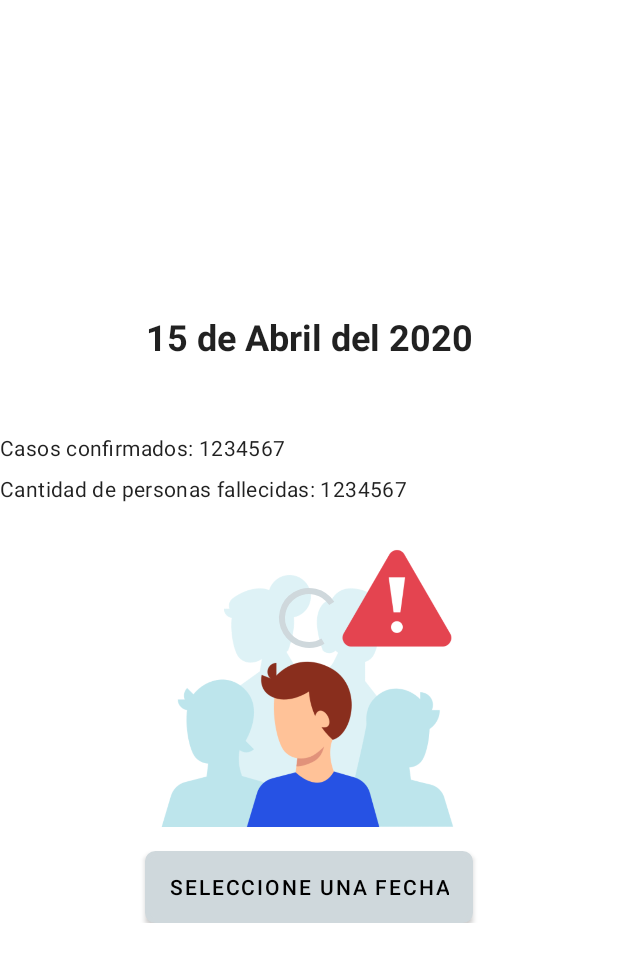
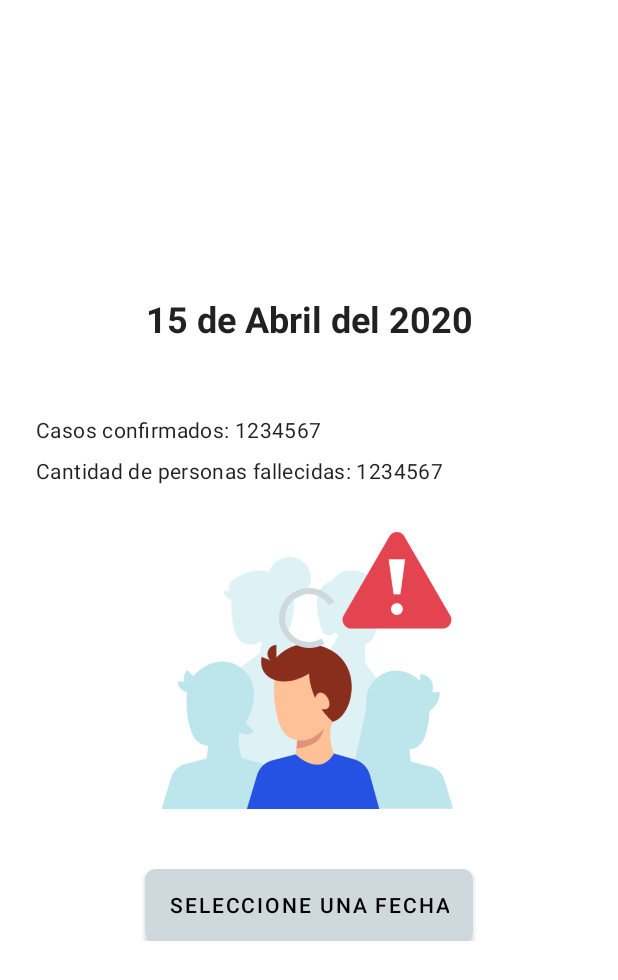
Before and after one commit to de4db33f/carsales_app, an Android app: the layout activity_main.xml on its own in the app's theme, with its tools: preview values and no code run, on a phone screen of 412 x 824 dp. Shown: the top 980 px of the screen. Run offline under Robolectric (Android 15) with nearby library versions, the phone set to English and light mode, and no system bars.

Commit message:
add padding horizontal

```diff
--- a/app/src/main/res/layout/activity_main.xml
+++ b/app/src/main/res/layout/activity_main.xml
@@ -11,6 +11,7 @@
         android:layout_width="match_parent"
         android:layout_height="wrap_content"
         tools:context=".MainActivity"
+        android:paddingHorizontal="@dimen/common_padding_max"
         android:layout_gravity="center">
 
         <com.google.android.material.textview.MaterialTextView
@@ -20,7 +21,7 @@
             tools:text="15 de Abril del 2020"
             android:textAppearance="?attr/textAppearanceHeadline5"
             android:textStyle="bold"
-            android:paddingBottom="40dp"
+            android:paddingBottom="@dimen/space_max"
             app:layout_constraintStart_toStartOf="parent"
             app:layout_constraintEnd_toEndOf="parent"
             app:layout_constraintTop_toTopOf="parent"/>
@@ -56,14 +57,14 @@
             app:layout_constraintStart_toStartOf="parent"
             app:layout_constraintEnd_toEndOf="parent"/>
 
-        <Button
+        <com.google.android.material.button.MaterialButton
             android:id="@+id/select_date"
             android:layout_width="wrap_content"
             android:layout_height="wrap_content"
             android:background="@drawable/background_button"
             android:text="@string/select_date_label"
             android:textColor="@color/black"
-            android:layout_marginVertical="@dimen/common_padding_default"
+            android:layout_marginVertical="@dimen/space_max"
             app:layout_constraintTop_toBottomOf="@+id/home_image"
             app:layout_constraintStart_toStartOf="parent"
             app:layout_constraintEnd_toEndOf="parent"/>
--- a/app/src/main/res/values/dimens.xml
+++ b/app/src/main/res/values/dimens.xml
@@ -3,4 +3,5 @@
     <dimen name="common_padding_default">16dp</dimen>
     <dimen name="common_padding_min">8dp</dimen>
     <dimen name="common_padding_max">24dp</dimen>
+    <dimen name="space_max">40dp</dimen>
 </resources>
```
